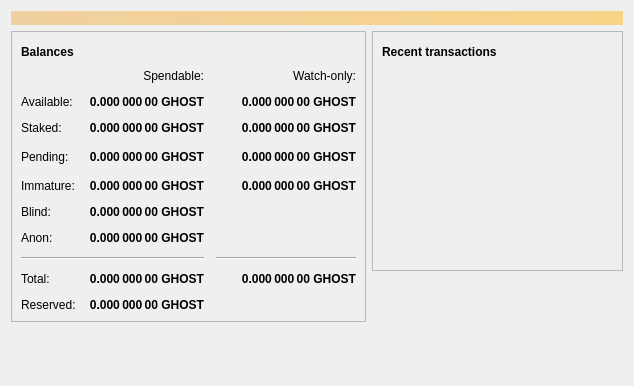
Old version of the form src/qt/forms/overviewpage.ui in the repository ProjectFalcon/FNC.
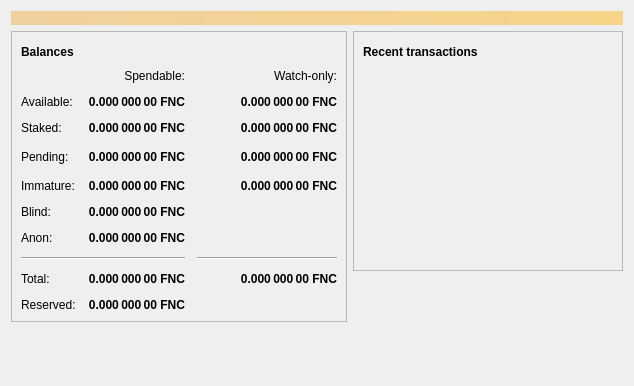
New version of the form. Icons and pictures are not drawn.

```diff
--- a/src/qt/forms/overviewpage.ui
+++ b/src/qt/forms/overviewpage.ui
@@ -129,7 +129,7 @@
                <string>Your current staked balance</string>
               </property>
               <property name="text">
-               <string notr="true">0.000 000 00 GHOST</string>
+               <string notr="true">0.000 000 00 FNC</string>
               </property>
               <property name="alignment">
                <set>Qt::AlignRight|Qt::AlignTrailing|Qt::AlignVCenter</set>
@@ -154,7 +154,7 @@
                <string>Your current watch-only staked balance</string>
               </property>
               <property name="text">
-               <string notr="true">0.000 000 00 GHOST</string>
+               <string notr="true">0.000 000 00 FNC</string>
               </property>
               <property name="alignment">
                <set>Qt::AlignRight|Qt::AlignTrailing|Qt::AlignVCenter</set>
@@ -179,7 +179,7 @@
                <string>Mined balance in watch-only addresses that has not yet matured</string>
               </property>
               <property name="text">
-               <string notr="true">0.000 000 00 GHOST</string>
+               <string notr="true">0.000 000 00 FNC</string>
               </property>
               <property name="alignment">
                <set>Qt::AlignRight|Qt::AlignTrailing|Qt::AlignVCenter</set>
@@ -217,7 +217,7 @@
                <string>Mined balance that has not yet matured</string>
               </property>
               <property name="text">
-               <string notr="true">0.000 000 00 GHOST</string>
+               <string notr="true">0.000 000 00 FNC</string>
               </property>
               <property name="alignment">
                <set>Qt::AlignRight|Qt::AlignTrailing|Qt::AlignVCenter</set>
@@ -242,7 +242,7 @@
                <string>Unconfirmed transactions to watch-only addresses</string>
               </property>
               <property name="text">
-               <string notr="true">0.000 000 00 GHOST</string>
+               <string notr="true">0.000 000 00 FNC</string>
               </property>
               <property name="alignment">
                <set>Qt::AlignRight|Qt::AlignTrailing|Qt::AlignVCenter</set>
@@ -267,7 +267,7 @@
                <string>Total of transactions that have yet to be confirmed, and do not yet count toward the spendable balance</string>
               </property>
               <property name="text">
-               <string notr="true">0.000 000 00 GHOST</string>
+               <string notr="true">0.000 000 00 FNC</string>
               </property>
               <property name="alignment">
                <set>Qt::AlignRight|Qt::AlignTrailing|Qt::AlignVCenter</set>
@@ -318,7 +318,7 @@
                <string>Current total balance in watch-only addresses</string>
               </property>
               <property name="text">
-               <string notr="true">0.000 000 00 GHOST</string>
+               <string notr="true">0.000 000 00 FNC</string>
               </property>
               <property name="alignment">
                <set>Qt::AlignRight|Qt::AlignTrailing|Qt::AlignVCenter</set>
@@ -350,7 +350,7 @@
                <string>Your current total balance</string>
               </property>
               <property name="text">
-               <string notr="true">0.000 000 00 GHOST</string>
+               <string notr="true">0.000 000 00 FNC</string>
               </property>
               <property name="alignment">
                <set>Qt::AlignRight|Qt::AlignTrailing|Qt::AlignVCenter</set>
@@ -406,7 +406,7 @@
                <string>Your current balance in watch-only addresses</string>
               </property>
               <property name="text">
-               <string notr="true">0.000 000 00 GHOST</string>
+               <string notr="true">0.000 000 00 FNC</string>
               </property>
               <property name="alignment">
                <set>Qt::AlignRight|Qt::AlignTrailing|Qt::AlignVCenter</set>
@@ -455,7 +455,7 @@
                <string>Your current spendable blinded balance</string>
               </property>
               <property name="text">
-               <string notr="true">0.000 000 00 GHOST</string>
+               <string notr="true">0.000 000 00 FNC</string>
               </property>
               <property name="alignment">
                <set>Qt::AlignRight|Qt::AlignTrailing|Qt::AlignVCenter</set>
@@ -487,7 +487,7 @@
                <string>Your current spendable anon balance</string>
               </property>
               <property name="text">
-               <string notr="true">0.000 000 00 GHOST</string>
+               <string notr="true">0.000 000 00 FNC</string>
               </property>
               <property name="alignment">
                <set>Qt::AlignRight|Qt::AlignTrailing|Qt::AlignVCenter</set>
@@ -512,7 +512,7 @@
                <string>Your current spendable balance</string>
               </property>
               <property name="text">
-               <string notr="true">0.000 000 00 GHOST</string>
+               <string notr="true">0.000 000 00 FNC</string>
               </property>
               <property name="alignment">
                <set>Qt::AlignRight|Qt::AlignTrailing|Qt::AlignVCenter</set>
@@ -544,7 +544,7 @@
                <string>Your current spendable balance</string>
               </property>
               <property name="text">
-               <string notr="true">0.000 000 00 GHOST</string>
+               <string notr="true">0.000 000 00 FNC</string>
               </property>
               <property name="alignment">
                <set>Qt::AlignRight|Qt::AlignTrailing|Qt::AlignVCenter</set>
```
